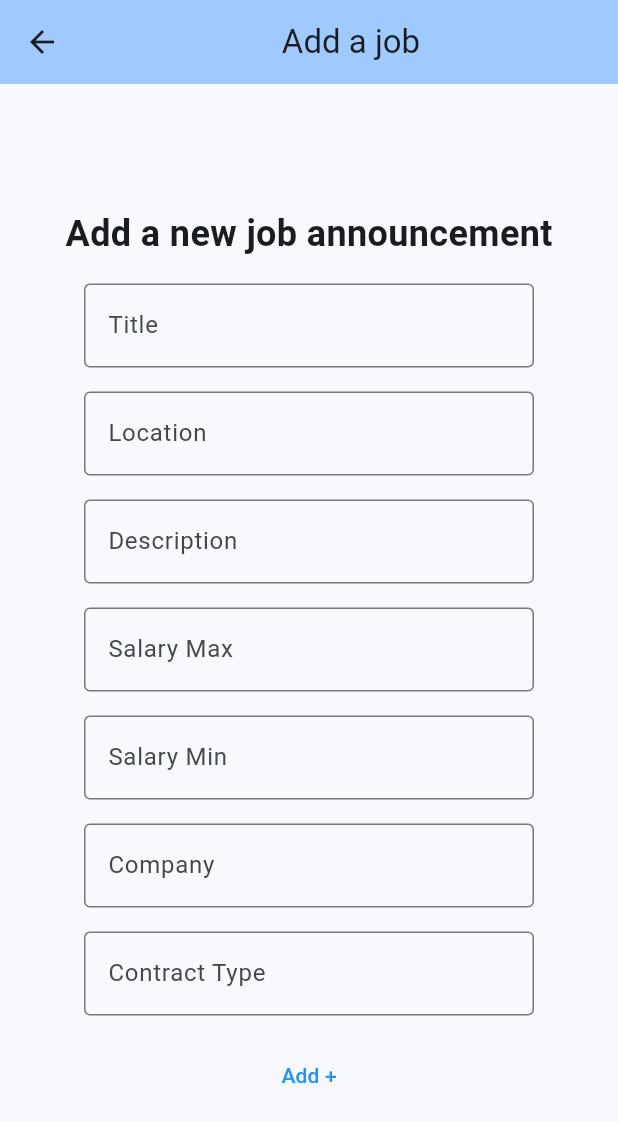
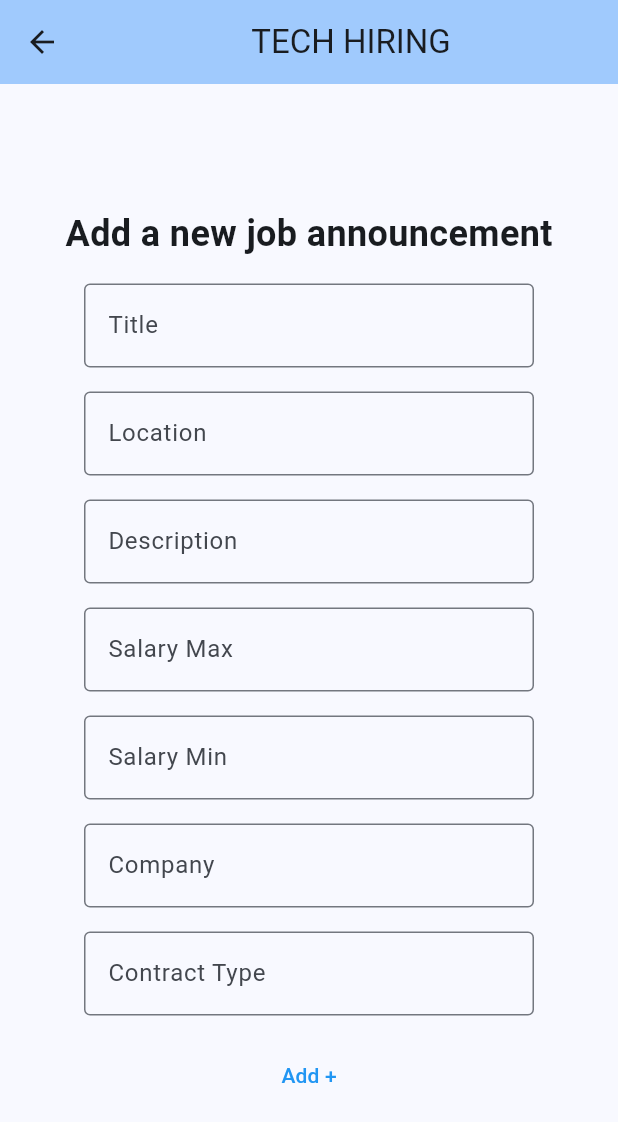
Before and after one commit to Flutter-Hiring-Platform/Flutter-Hiring-Platform, a Flutter app: the screen it shows after launch, after a tap on "+ Job", on a phone screen of 412 x 824 dp. Shown: the top 1122 px of the screen. Run offline on Flutter 3.47's test engine with Material 3 defaults, Android fonts, the phone set to English and light mode, and no system bars; our stand-ins replace fluttertoast; network calls fail.

Commit message:
change title

```diff
--- a/lib/addjob.widget.dart
+++ b/lib/addjob.widget.dart
@@ -32,7 +32,7 @@ class _AddJobWidgetState extends State<AddJobWidget> {
             Navigator.push(
               context,
               MaterialPageRoute(
-                  builder: (context) => const MyHomePage(title: 'LinkedIn')),
+                  builder: (context) => const MyHomePage(title: 'TECH HIRING')),
             );
           },
         ),
--- a/lib/addjob_page.widget.dart
+++ b/lib/addjob_page.widget.dart
@@ -13,7 +13,7 @@ class AddJob extends StatelessWidget {
         colorScheme: ColorScheme.fromSeed(seedColor: Colors.blue),
         useMaterial3: true,
       ),
-      home: const AddJobWidget(title: 'Add a job'),
+      home: const AddJobWidget(title: 'TECH HIRING'),
     );
   }
 }
--- a/lib/apply_job.widget.dart
+++ b/lib/apply_job.widget.dart
@@ -22,7 +22,7 @@ class _ApplyJobState extends State<ApplyJob> {
             .of(context)
             .colorScheme
             .inversePrimary,
-        title: Text('Apply for Job'),
+        title: Text('TECH HIRING'),
       ),
       body: Padding(
         padding: const EdgeInsets.all(16.0),
--- a/lib/home_page.dart
+++ b/lib/home_page.dart
@@ -27,7 +27,7 @@ class _MyHomePageState extends State<MyHomePage> {
                   MaterialPageRoute(
                       builder: (context) => const JobWidget()));
             },
-            child: const Text('Job List'),
+            child: const Text('Job list'),
           ),
          TextButton(
                   onPressed: () {
@@ -42,11 +42,16 @@ class _MyHomePageState extends State<MyHomePage> {
         child: Column(
           mainAxisAlignment: MainAxisAlignment.center,
           children: <Widget>[
+            const Text('Welcome to Tech Hiring !',
+                    style: TextStyle(fontSize: 36)),
+            const Text('Where you can find your dream job on this website',
+                    style: TextStyle(fontSize: 24)),
             Row(
               mainAxisAlignment: MainAxisAlignment.center,
               children: [
-                const Text('Welcome to LinkedIn !',
-                    style: TextStyle(fontSize: 24)),
+
+                const Text('My Personal Space ',
+                    style: TextStyle(fontSize: 16)),
                     ElevatedButton(
                     onPressed: () {
                       Navigator.push(
@@ -68,7 +73,7 @@ class _MyHomePageState extends State<MyHomePage> {
             Row(
               mainAxisAlignment: MainAxisAlignment.center,
               children: [
-                const Text("Don't have an account yet ? sign up for free !",
+                const Text("Don't have an account yet ? Sign up for free !",
                     style: TextStyle(fontSize: 24)),
                     ElevatedButton(
                     onPressed: () {
--- a/lib/job_detail.widget.dart
+++ b/lib/job_detail.widget.dart
@@ -13,7 +13,7 @@ class WorkDetailsWidget extends StatelessWidget {
   Widget build(BuildContext context) {
     return Scaffold(
       appBar: AppBar(
-        title: Text('Job Details'),
+        title: Text('TECH HIRING'),
         backgroundColor: Theme
             .of(context)
             .colorScheme
--- a/lib/login.widget.dart
+++ b/lib/login.widget.dart
@@ -20,7 +20,7 @@ class _LoginWidgetState extends State<LoginWidget> {
   Widget build(BuildContext context) {
     return Scaffold(
       appBar: AppBar(
-        title: const Text('Login'),
+        title: const Text('TECH HIRING'),
         backgroundColor: Theme
             .of(context)
             .colorScheme
--- a/lib/login_page.widget.dart
+++ b/lib/login_page.widget.dart
@@ -14,7 +14,7 @@ class Login extends StatelessWidget {
         colorScheme: ColorScheme.fromSeed(seedColor: Colors.blue),
         useMaterial3: true,
       ),
-      home: const LoginWidget(title: 'Sign in'),
+      home: const LoginWidget(title: 'TECH HIRNG'),
     );
   }
 }
--- a/lib/main.dart
+++ b/lib/main.dart
@@ -13,12 +13,12 @@ class MyApp extends StatelessWidget {
   Widget build(BuildContext context) {
     return MaterialApp(
       debugShowCheckedModeBanner: false,
-      title: 'LinkedIn',
+      title: 'TECH HIRING',
       theme: ThemeData(
         colorScheme: ColorScheme.fromSeed(seedColor: Colors.blue),
         useMaterial3: true,
       ),
-      home: const MyHomePage(title: 'LinkedIn'),
+      home: const MyHomePage(title: 'TECH HIRING'),
     );
   }
 }
--- a/lib/personalData.widget.dart
+++ b/lib/personalData.widget.dart
@@ -30,7 +30,7 @@ class _PersonalDataWidgetState extends State<PersonalDataWidget> {
   Widget build(BuildContext context) {
     return Scaffold(
       appBar: AppBar(
-        title: const Text('Personal Data'),
+        title: const Text('TECH HIRING'),
         backgroundColor: Theme
             .of(context)
             .colorScheme
--- a/lib/signup.widget.dart
+++ b/lib/signup.widget.dart
@@ -34,7 +34,7 @@ class _SignupWidgetState extends State<SignupWidget> {
             Navigator.push(
               context,
               MaterialPageRoute(
-                  builder: (context) => const MyHomePage(title: 'LinkedIn')),
+                  builder: (context) => const MyHomePage(title: 'TECH HIRING')),
             );
           },
         ),
--- a/lib/signup_page.widget.dart
+++ b/lib/signup_page.widget.dart
@@ -15,7 +15,7 @@ class Signup extends StatelessWidget {
         colorScheme: ColorScheme.fromSeed(seedColor: Colors.blue),
         useMaterial3: true,
       ),
-      home: const SignupWidget(title: 'Sign up'),
+      home: const SignupWidget(title: 'TECH HIRING'),
     );
   }
 }
```
